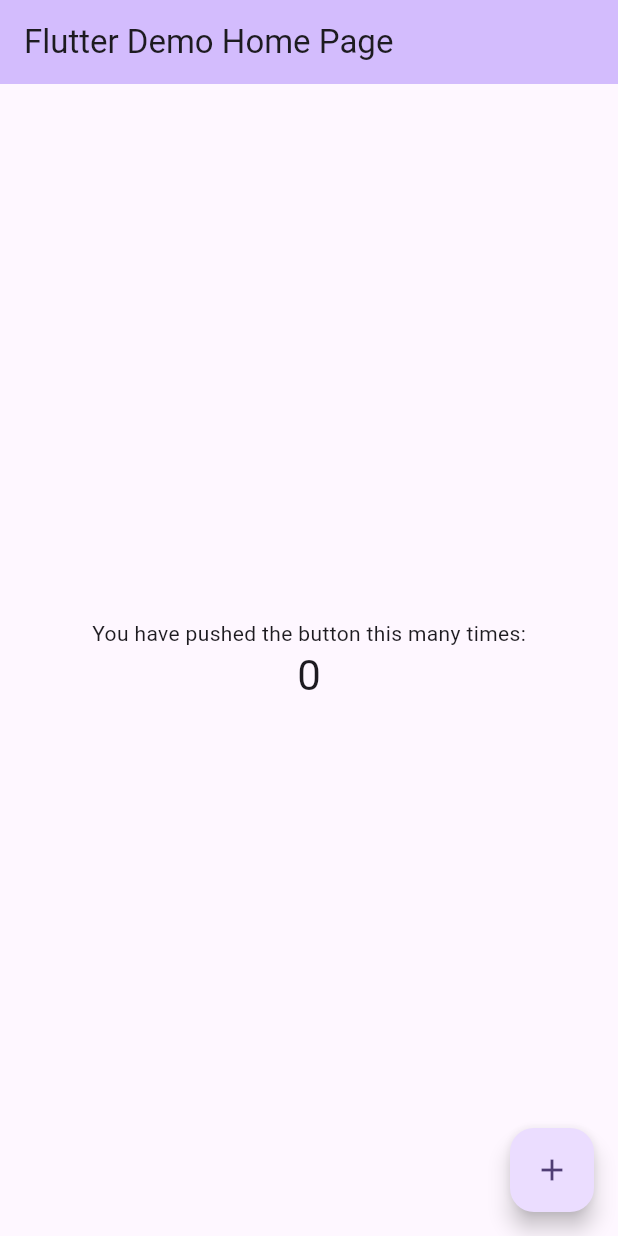
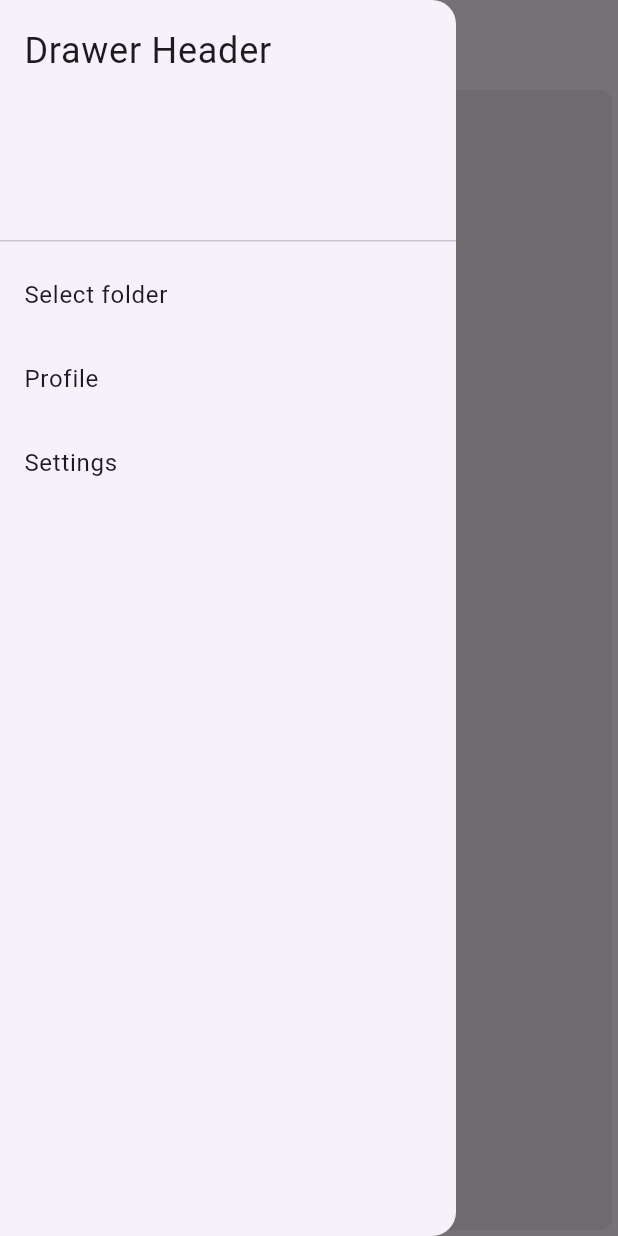
Before and after one commit to IncineratorG/audio_player, a Flutter app: the screen it shows after launch, with the side drawer open (before the commit the screen has no drawer), on a phone screen of 412 x 824 dp. Run offline on Flutter 3.47's test engine with Material 3 defaults, Android fonts, the phone set to English and light mode, and no system bars.

Commit message:
Работа над аудиоплеером.

```diff
--- /dev/null
+++ b/lib/app-loader/app_loader.dart
@@ -0,0 +1,37 @@
+import 'package:audio_player/app-routes/app_routes.dart';
+import 'package:audio_player/screens/main/main_screen.dart';
+import 'package:audio_player/screens/options/options_screen.dart';
+import 'package:flutter/material.dart';
+
+class AppLoader extends StatefulWidget {
+  const AppLoader({super.key});
+
+  @override
+  State createState() {
+    return _AppLoaderScreenState();
+  }
+}
+
+class _AppLoaderScreenState extends State<AppLoader> {
+  @override
+  void initState() {
+    super.initState();
+  }
+
+  @override
+  void dispose() {
+    super.dispose();
+  }
+
+  @override
+  Widget build(BuildContext context) {
+    return MaterialApp(
+      title: 'Material App',
+      initialRoute: AppRoutes.Main,
+      routes: {
+        AppRoutes.Main: (context) => const MainScreen(),
+        AppRoutes.Options: (context) => const OptionsScreen(),
+      },
+    );
+  }
+}
--- /dev/null
+++ b/lib/app-routes/app_routes.dart
@@ -0,0 +1,4 @@
+class AppRoutes {
+  static const String Main = "Main";
+  static const String Options = "Options";
+}
--- /dev/null
+++ b/lib/components/common/app-drawer/app_drawer.dart
@@ -0,0 +1,63 @@
+import 'package:flutter/material.dart';
+
+import '../../../services/services.dart';
+
+class AppDrawer extends StatelessWidget {
+  const AppDrawer({super.key});
+
+  void _selectFolderPressHandler(BuildContext context) {
+    print('AppDrawer->selectFolderPressHandler()');
+
+    Navigator.pop(context);
+
+    Services.get().playerService.example();
+  }
+
+  @override
+  Widget build(BuildContext context) {
+    return Drawer(
+        child: ListView(
+          padding: EdgeInsets.zero,
+          children: <Widget>[
+            const DrawerHeader(
+              // decoration: BoxDecoration(
+              //   color: Colors.blue,
+              // ),
+              child: Text(
+                'Drawer Header',
+                style: TextStyle(
+                  // color: Colors.white,
+                  fontSize: 24,
+                ),
+              ),
+            ),
+            ListTile(
+              // leading: const Icon(Icons.message),
+              title: const Text('Select folder'),
+              onTap: () {
+                _selectFolderPressHandler(context);
+              },
+            ),
+            ListTile(
+              // leading: const Icon(Icons.account_circle),
+              title: const Text('Profile'),
+              onTap: () {
+                // setState(() {
+                //   selectedPage = 'Profile';
+                // });
+              },
+            ),
+            ListTile(
+              // leading: const Icon(Icons.settings),
+              title: const Text('Settings'),
+              onTap: () {
+                // setState(() {
+                //   selectedPage = 'Settings';
+                // });
+              },
+            ),
+          ],
+        ),
+      );
+  }
+}
--- a/lib/main.dart
+++ b/lib/main.dart
@@ -1,125 +1,15 @@
+import 'package:audio_player/app-loader/app_loader.dart';
 import 'package:flutter/material.dart';
 
 void main() {
-  runApp(const MyApp());
+  runApp(const App());
 }
 
-class MyApp extends StatelessWidget {
-  const MyApp({super.key});
-
-  // This widget is the root of your application.
-  @override
-  Widget build(BuildContext context) {
-    return MaterialApp(
-      title: 'Flutter Demo',
-      theme: ThemeData(
-        // This is the theme of your application.
-        //
-        // TRY THIS: Try running your application with "flutter run". You'll see
-        // the application has a purple toolbar. Then, without quitting the app,
-        // try changing the seedColor in the colorScheme below to Colors.green
-        // and then invoke "hot reload" (save your changes or press the "hot
-        // reload" button in a Flutter-supported IDE, or press "r" if you used
-        // the command line to start the app).
-        //
-        // Notice that the counter didn't reset back to zero; the application
-        // state is not lost during the reload. To reset the state, use hot
-        // restart instead.
-        //
-        // This works for code too, not just values: Most code changes can be
-        // tested with just a hot reload.
-        colorScheme: ColorScheme.fromSeed(seedColor: Colors.deepPurple),
-        useMaterial3: true,
-      ),
-      home: const MyHomePage(title: 'Flutter Demo Home Page'),
-    );
-  }
-}
-
-class MyHomePage extends StatefulWidget {
-  const MyHomePage({super.key, required this.title});
-
-  // This widget is the home page of your application. It is stateful, meaning
-  // that it has a State object (defined below) that contains fields that affect
-  // how it looks.
-
-  // This class is the configuration for the state. It holds the values (in this
-  // case the title) provided by the parent (in this case the App widget) and
-  // used by the build method of the State. Fields in a Widget subclass are
-  // always marked "final".
-
-  final String title;
-
-  @override
-  State<MyHomePage> createState() => _MyHomePageState();
-}
-
-class _MyHomePageState extends State<MyHomePage> {
-  int _counter = 0;
-
-  void _incrementCounter() {
-    setState(() {
-      // This call to setState tells the Flutter framework that something has
-      // changed in this State, which causes it to rerun the build method below
-      // so that the display can reflect the updated values. If we changed
-      // _counter without calling setState(), then the build method would not be
-      // called again, and so nothing would appear to happen.
-      _counter++;
-    });
-  }
+class App extends StatelessWidget {
+  const App({super.key});
 
   @override
   Widget build(BuildContext context) {
-    // This method is rerun every time setState is called, for instance as done
-    // by the _incrementCounter method above.
-    //
-    // The Flutter framework has been optimized to make rerunning build methods
-    // fast, so that you can just rebuild anything that needs updating rather
-    // than having to individually change instances of widgets.
-    return Scaffold(
-      appBar: AppBar(
-        // TRY THIS: Try changing the color here to a specific color (to
-        // Colors.amber, perhaps?) and trigger a hot reload to see the AppBar
-        // change color while the other colors stay the same.
-        backgroundColor: Theme.of(context).colorScheme.inversePrimary,
-        // Here we take the value from the MyHomePage object that was created by
-        // the App.build method, and use it to set our appbar title.
-        title: Text(widget.title),
-      ),
-      body: Center(
-        // Center is a layout widget. It takes a single child and positions it
-        // in the middle of the parent.
-        child: Column(
-          // Column is also a layout widget. It takes a list of children and
-          // arranges them vertically. By default, it sizes itself to fit its
-          // children horizontally, and tries to be as tall as its parent.
-          //
-          // Column has various properties to control how it sizes itself and
-          // how it positions its children. Here we use mainAxisAlignment to
-          // center the children vertically; the main axis here is the vertical
-          // axis because Columns are vertical (the cross axis would be
-          // horizontal).
-          //
-          // TRY THIS: Invoke "debug painting" (choose the "Toggle Debug Paint"
-          // action in the IDE, or press "p" in the console), to see the
-          // wireframe for each widget.
-          mainAxisAlignment: MainAxisAlignment.center,
-          children: <Widget>[
-            const Text(
-              'You have pushed the button this many times:',
-            ),
-            Text(
-              '$_counter',
-              style: Theme.of(context).textTheme.headlineMedium,
-            ),
-          ],
-        ),
-      ),
-      floatingActionButton: FloatingActionButton(
-        onPressed: _incrementCounter,
-        tooltip: 'Increment',
-        child: const Icon(Icons.add),
-      ), // This trailing comma makes auto-formatting nicer for build methods.
-    );
+    return const AppLoader();
   }
 }
--- /dev/null
+++ b/lib/screens/main/main_screen.dart
@@ -0,0 +1,37 @@
+import 'package:audio_player/screens/main/views/main_screen_app_bar.dart';
+import 'package:audio_player/screens/main/views/main_screen_view.dart';
+import 'package:flutter/material.dart';
+
+import '../../components/common/app-drawer/app_drawer.dart';
+
+class MainScreen extends StatefulWidget {
+  const MainScreen({super.key});
+
+  @override
+  State createState() {
+    return _MainScreenState();
+  }
+}
+
+class _MainScreenState extends State<MainScreen> {
+  @override
+  void initState() {
+    super.initState();
+  }
+
+  @override
+  void dispose() {
+    super.dispose();
+  }
+
+  @override
+  Widget build(BuildContext context) {
+    return const Scaffold(
+      appBar: MainScreenAppBar(),
+      // appBar: AppBar(backgroundColor: Colors.amber),
+      body: MainScreenView(),
+      drawer: AppDrawer(),
+      // drawer: Drawer(),
+    );
+  }
+}
--- /dev/null
+++ b/lib/screens/main/views/main_screen_app_bar.dart
@@ -0,0 +1,38 @@
+import 'package:flutter/material.dart';
+
+class MainScreenAppBar extends StatelessWidget implements PreferredSizeWidget {
+  @override
+  final Size preferredSize;
+
+  const MainScreenAppBar({super.key}): preferredSize = const Size.fromHeight(kToolbarHeight);
+
+  @override
+  Widget build(BuildContext context) {
+    return AppBar(
+      title: const Row(
+        children: [
+          Expanded(
+            child: Center(
+              child: Text('Title'),
+            ),
+          )
+        ],
+      ),
+      automaticallyImplyLeading: false,
+      actions: [Container()],
+    );
+  }
+  // @override
+  // Widget build(BuildContext context) {
+  //   return Row(
+  //     children: [
+  //       Expanded(
+  //         child: Container(
+  //           height: preferredSize.height,
+  //           color: Colors.black12,
+  //         )
+  //       )
+  //     ],
+  //   );
+  // }
+}
--- /dev/null
+++ b/lib/screens/main/views/main_screen_view.dart
@@ -0,0 +1,173 @@
+import 'dart:async';
+
+import 'package:flutter/material.dart';
+
+class MainScreenView extends StatefulWidget {
+  const MainScreenView({super.key});
+
+  @override
+  State createState() {
+    return _MainScreenState();
+  }
+}
+
+class _MainScreenState extends State<MainScreenView> {
+  bool _buttonDown = false;
+  final _stopwatch = Stopwatch();
+  Timer? _timer;
+  int _secondsPassed = 0;
+
+  void startTimer() {
+    print("_MainScreenState->startTimer()");
+    _secondsPassed = 0;
+    _timer = Timer.periodic(const Duration(seconds: 1), (timer) {
+      _secondsPassed += 1;
+      print('_MainScreenState->TIMER: $_secondsPassed');
+
+      if (_secondsPassed == 1) {
+        stopTimer();
+        Scaffold.of(context).openDrawer();
+        // Navigator.pushNamed(context, AppRoutes.Options);
+      }
+    });
+  }
+
+  void stopTimer() {
+    print("_MainScreenState->stopTimer()");
+    if (_timer != null) {
+      _timer!.cancel();
+    }
+  }
+
+  @override
+  void initState() {
+    super.initState();
+  }
+
+  @override
+  void dispose() {
+    _stopwatch.stop();
+    if (_timer != null) {
+      _timer!.cancel();
+    }
+    super.dispose();
+  }
+
+  @override
+  Widget build(BuildContext context) {
+    tapDownHandler(TapDownDetails details) {
+      print("_MainScreenState->tapDownHandler()");
+      startTimer();
+      setState(() {
+        _buttonDown = true;
+        // _stopwatch.reset();
+        // _stopwatch.start();
+      });
+    }
+
+    tapUpHandler(TapUpDetails details) {
+      print("_MainScreenState->tapUpHandler()");
+      stopTimer();
+      setState(() {
+        _buttonDown = false;
+        // _stopwatch.stop();
+        // Duration elapsed = _stopwatch.elapsed;
+        // print("_MainScreenState->tapUpHandler()->ELAPSED: {$elapsed}");
+      });
+    }
+
+    return Center(
+      child: GestureDetector(
+        onTap: () => {
+          print("Button->onTap()"),
+
+          Scaffold.of(context).openDrawer()
+
+          // Scaffold.of(context).openDrawer()
+          // Navigator.pushNamed(context, AppRoutes.Options)
+        },
+        onTapDown: tapDownHandler,
+        onTapUp: tapUpHandler,
+        child: Column(
+          children: [
+              Expanded(
+              child: Container(
+                margin: const EdgeInsets.all(4),
+                decoration: BoxDecoration(
+                  color: _buttonDown ? Colors.black26 : const Color.fromARGB(15, 0, 0, 0),
+                  borderRadius: BorderRadius.circular(8),
+                ),
+                child: const Center(
+                  child: Column(
+                    mainAxisAlignment: MainAxisAlignment.center,
+                    children: [
+                      Icon(Icons.pause, size: 12),
+                    ],
+                  ),
+                ),
+                // child: const Center(
+                //   child: Text('Value'),
+                // ),
+              ),
+            )
+          ]
+        ),
+      )
+    );
+  }
+}
+
+// import 'package:flutter/material.dart';
+
+// class MainScreenView extends StatefulWidget {
+//   const MainScreenView({super.key});
+
+//   @override
+//   State createState() {
+//     return _MainScreenState();
+//   }
+// }
+
+// class _MainScreenState extends State<MainScreenView> {
+//   bool _buttonDown = false;
+
+//   @override
+//   Widget build(BuildContext context) {
+//     tapDownHandler(TapDownDetails details) {
+//       print("_MainScreenState->tapDownHandler()");
+//       setState(() {
+//         _buttonDown = true;
+//       });
+//     }
+
+//     tapUpHandler(TapUpDetails details) {
+//       print("_MainScreenState->tapUpHandler()");
+//       setState(() {
+//         _buttonDown = false;
+//       });
+//     }
+
+//     return Center(
+//       child: GestureDetector(
+//         onTap: () => {
+//           // print("Button->onTap()")
+//         },
+//         onTapDown: tapDownHandler,
+//         onTapUp: tapUpHandler,
+//         child: Material(
+//           elevation: 4,
+//           borderRadius: BorderRadius.circular(4),
+//           child: Container(
+//             // color: Color.fromARGB(255, 166, 203, 222),
+//             padding: EdgeInsets.all(16),
+//             decoration: BoxDecoration(
+//               color: Color.fromARGB(255, 166, 203, 222).withOpacity(_buttonDown ? 0.5 : 1.0),
+//               borderRadius: BorderRadius.circular(4),
+//             ),
+//             child: Text("Button"),
+//           )
+//         ),
+//       )
+//     );
+//   }
+// }
--- /dev/null
+++ b/lib/services/services.dart
@@ -0,0 +1,17 @@
+import 'package:audio_player/services/player/player_service.dart';
+
+class Services {
+  static final Services _instance = Services._privateConstructor();
+
+  final _playerService = PlayerService();
+
+  Services._privateConstructor();
+
+  static Services get() {
+    return _instance;
+  }
+
+  PlayerService get playerService {
+    return _playerService;
+  }
+}
```
Also changed, not shown: lib/screens/options/options_screen.dart (added, +32 -0 lines), lib/screens/options/views/options_screen_app_bar.dart (added, +22 -0 lines), lib/screens/options/views/options_screen_view.dart (added, +39 -0 lines), lib/services/common/data/native-module-action/native_module_action.dart (added, +26 -0 lines), lib/services/player/native/module/native_player_module.dart (added, +15 -0 lines), lib/services/player/player_service.dart (added, +20 -0 lines), 1 other file.
